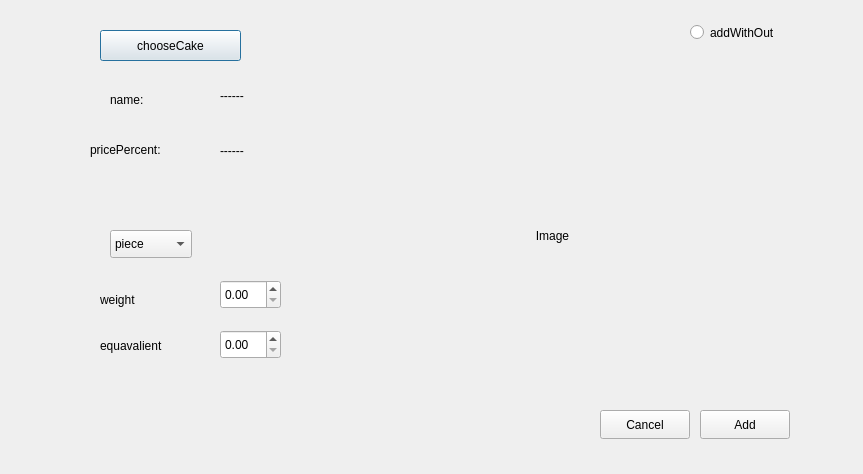
The window that CakeManager/src/ui/DailyCard/addcaketodaily.ui (mohammad23-c/CakeManager) describes before a commit, drawn with Qt 5.
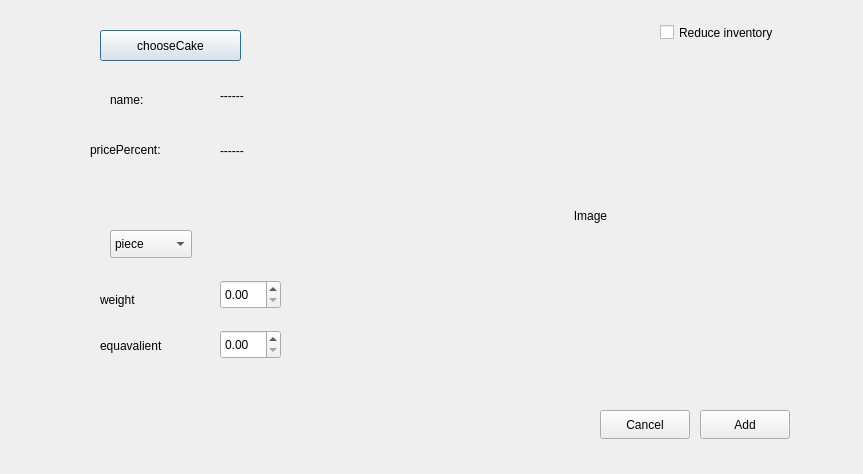
The same window after the commit.

```diff
--- a/CakeManager/src/ui/DailyCard/addcaketodaily.ui
+++ b/CakeManager/src/ui/DailyCard/addcaketodaily.ui
@@ -55,8 +55,8 @@
   <widget class="QLabel" name="Image">
    <property name="geometry">
     <rect>
-     <x>322</x>
-     <y>110</y>
+     <x>360</x>
+     <y>90</y>
      <width>461</width>
      <height>251</height>
     </rect>
@@ -186,17 +186,17 @@
     <string>Cancel</string>
    </property>
   </widget>
-  <widget class="QRadioButton" name="radioButton">
+  <widget class="QCheckBox" name="reduceInventoryCheckBox">
    <property name="geometry">
     <rect>
-     <x>690</x>
+     <x>660</x>
      <y>20</y>
-     <width>111</width>
+     <width>201</width>
      <height>25</height>
     </rect>
    </property>
    <property name="text">
-    <string>addWithOut</string>
+    <string>Reduce inventory</string>
    </property>
   </widget>
  </widget>
```
